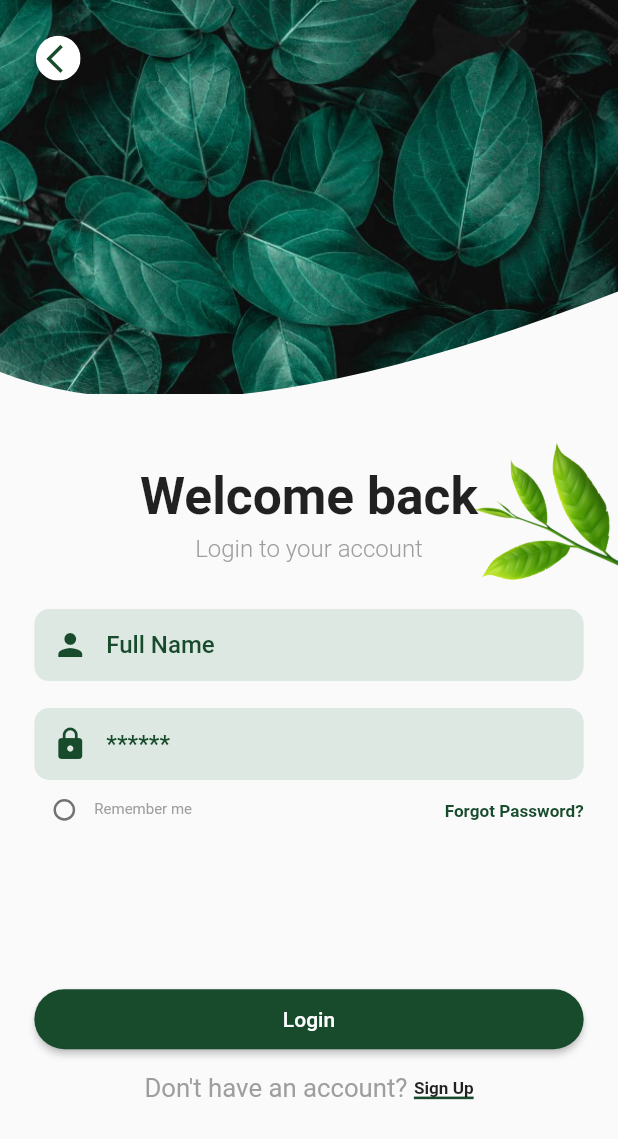
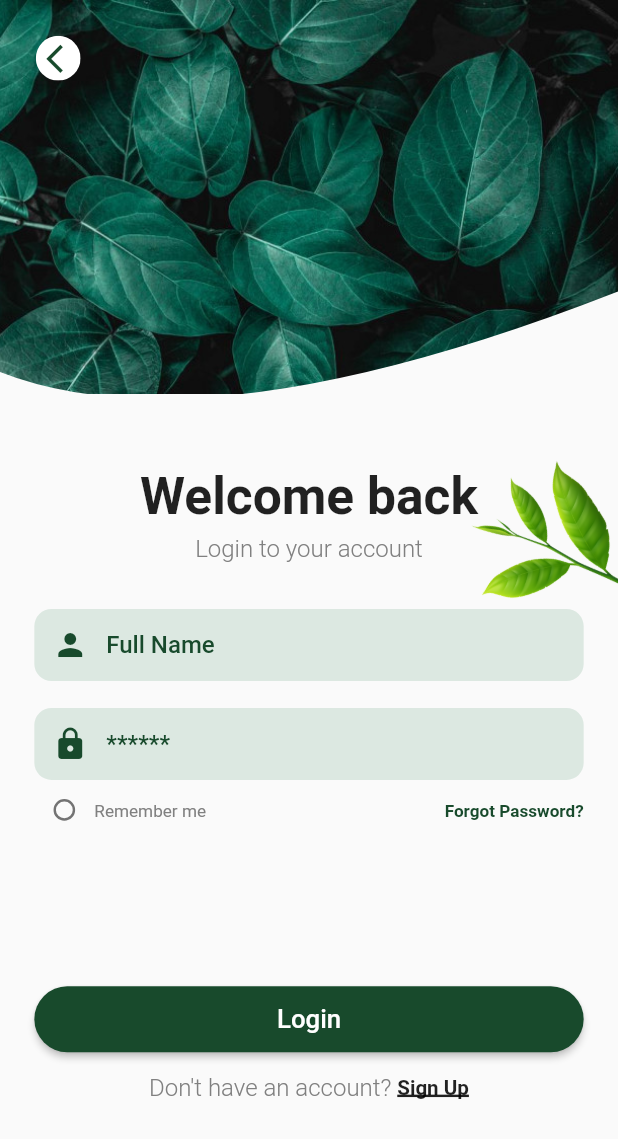
Before and after one commit to Zia9335/flutter-plant-app, a Flutter app: the screen it shows after launch, on a phone screen of 412 x 824 dp. Shown: the top 1139 px of the screen. Run offline on Flutter 3.47's test engine with Material 2 defaults, Android fonts, the phone set to English and light mode, and no system bars; our stand-ins replace flutter_screenutil; Roboto replaces fonts that are missing (Poppins).

Commit message:
code optimize & line comments add

```diff
--- /dev/null
+++ b/lib/core/constants/buttons_style.dart
@@ -0,0 +1,13 @@
+import 'package:flutter/material.dart';
+import 'package:flutter_screenutil/flutter_screenutil.dart';
+import 'package:w3/core/constants/colors_constants.dart';
+
+ButtonStyle kLogInScreenElevatedButtonStyle=ButtonStyle(
+  shape:
+  MaterialStateProperty.all<RoundedRectangleBorder>(
+    RoundedRectangleBorder(
+      borderRadius: BorderRadius.circular(30.0.r),
+    ),
+  ),
+  backgroundColor: MaterialStateProperty.all(kDarkGreen),
+);
--- a/lib/core/constants/colors_constants.dart
+++ b/lib/core/constants/colors_constants.dart
@@ -5,3 +5,4 @@ const Color kGreen = Color(0xFF76B536);
 const Color kLightGreenAccent = Color(0xFFEBFDF2);
 const Color kTextFieldFilledColor = Color.fromARGB(255, 220, 232, 225);
 const Color kBlack = Color(0xFF000000);
+const Color kGrey = Color(0xFF808080);
--- /dev/null
+++ b/lib/core/constants/text_style.dart
@@ -0,0 +1,34 @@
+import 'package:flutter/material.dart';
+import 'package:flutter_screenutil/flutter_screenutil.dart';
+import 'package:w3/core/constants/colors_constants.dart';
+TextStyle kH1TextStyleLogInScreen=  TextStyle(
+    fontFamily: 'Poppins',
+    fontSize: 30.0.sp,
+    fontWeight: FontWeight.bold);
+
+TextStyle kH2TextStyleLogInScreen=  TextStyle(
+  fontFamily: 'Poppins',
+  fontSize: 14.0.sp,
+  color: kGrey,
+  fontWeight: FontWeight.w300,);
+
+ TextStyle k4TextStyleLogInScreen=  TextStyle(
+  fontFamily: 'Poppins',
+  fontSize: 10.0.sp,
+  color: kGrey,
+ );
+
+TextStyle kLongInButtonTextStyle=TextStyle(fontFamily: "Poppins",
+fontSize: 15.sp);
+
+TextStyle kH3TextStyleLogInScreen=  TextStyle(
+  fontFamily: 'Poppins',
+  fontSize: 14.0.sp,
+  color: kGrey,
+);
+TextStyle kH3TextStyleSignUpTextInLogInScreen=TextStyle(
+decoration: TextDecoration.underline,
+decorationThickness: 2.h,
+fontSize: 12.sp,
+fontWeight: FontWeight.bold,
+);
--- a/lib/main.dart
+++ b/lib/main.dart
@@ -13,7 +13,7 @@ class MyApp extends StatelessWidget {
   @override
   Widget build(BuildContext context) {
     return ScreenUtilInit(
-      designSize: Size(360, 690),
+      designSize: const Size(360, 690),
       minTextAdapt: true,
       splitScreenMode: true,
       builder: (_) {
--- /dev/null
+++ b/lib/ui/custom_widgets/custom_widgets.dart
@@ -0,0 +1,68 @@
+import 'package:flutter/material.dart';
+import 'package:flutter_screenutil/flutter_screenutil.dart';
+import 'package:w3/core/constants/colors_constants.dart';
+//This the Clipper of logIn screen top big image
+class LoginScreenClipper extends CustomClipper<Path> {
+  @override
+  Path getClip(Size size) {
+    final path = Path();
+    path.lineTo(0, size.height.h - 55.h);
+
+    path.quadraticBezierTo(
+      size.width / 3,
+      size.height.h - 10.h,
+      size.width,
+      size.height.h - 100.h,
+    );
+    path.lineTo(size.width, 0);
+    path.close();
+    return path;
+  }
+
+  @override
+  bool shouldReclip(CustomClipper<Path> oldClipper) => false;
+}
+
+
+class CustomTextField extends StatelessWidget {
+  const CustomTextField(
+      {Key? key,
+        required this.iconData,
+        this.textInputType,
+        this.obscureText,
+        required this.hintText,
+        this.inputBorder})
+      : super(key: key);
+  final String hintText;
+  final bool? obscureText;
+  final TextInputType? textInputType;
+  final InputBorder? inputBorder;
+  final IconData iconData;
+  @override
+  Widget build(BuildContext context) {
+    return TextField(
+      keyboardType: textInputType ?? TextInputType.text,
+      obscureText: obscureText ?? false,
+      decoration: InputDecoration(
+        prefixIcon: Icon(iconData, color: kDarkGreen),
+        focusedBorder: OutlineInputBorder(
+          borderSide: BorderSide(color: kDarkGreen, width: 1.w),
+        ),
+        filled: true,
+        fillColor: kTextFieldFilledColor,
+        contentPadding: EdgeInsets.symmetric(vertical: 10.h, horizontal: 20.w),
+        hintText: hintText,
+        hintStyle: TextStyle(
+            fontFamily: "Poppins",
+            fontSize: 14.sp,
+            color: kDarkGreen,
+            fontWeight: FontWeight.w500),
+        border: inputBorder ??
+            OutlineInputBorder(
+              borderSide: BorderSide.none,
+              borderRadius: BorderRadius.circular(10.r),
+            ),
+      ),
+    );
+  }
+}
--- a/lib/ui/screens/login/login_screen.dart
+++ b/lib/ui/screens/login/login_screen.dart
@@ -1,7 +1,9 @@
 import 'package:flutter/material.dart';
 import 'package:flutter_screenutil/flutter_screenutil.dart';
 import 'package:w3/core/constants/colors_constants.dart';
-
+import 'package:w3/ui/custom_widgets/custom_widgets.dart';
+import 'package:w3/core/constants/text_style.dart';
+import 'package:w3/core/constants/buttons_style.dart';
 class LoginScreen extends StatefulWidget {
   LoginScreen({Key? key}) : super(key: key);
 
@@ -12,9 +14,13 @@ class LoginScreen extends StatefulWidget {
 class _LoginScreenState extends State<LoginScreen> {
   //final _formKey = GlobalKey<FormState>();
   bool? value = false;
+  double height=0;
+  double width=0;
 
   @override
   Widget build(BuildContext context) {
+    height =MediaQuery.of(context).size.height;
+    width =MediaQuery.of(context).size.width;
     return SafeArea(
       child: Scaffold(
         body: SingleChildScrollView(
@@ -23,6 +29,7 @@ class _LoginScreenState extends State<LoginScreen> {
               Stack(
                 clipBehavior: Clip.none,
                 children: [
+                  //top big picture
                   ClipPath(
                     child: Image(
                       height: 220.0.h,
@@ -31,8 +38,10 @@ class _LoginScreenState extends State<LoginScreen> {
                         'assets/images/green-plants-loginscreen.jpg',
                       ),
                     ),
-                    clipper: _LoginScreenClipper(),
+                    clipper: LoginScreenClipper(),
                   ),
+
+                  //top back arrow icon Button
                   Positioned(
                     top: 20.h,
                     left: 20.h,
@@ -51,8 +60,9 @@ class _LoginScreenState extends State<LoginScreen> {
                     ),
                   ),
 
+                  //small leaves picture
                   Positioned(
-                    top: 250.h,
+                    top: height <690 ?220.h: 260.h,
                     bottom: null,
                     right: -6.h,
                     child: RotationTransition(
@@ -63,55 +73,60 @@ class _LoginScreenState extends State<LoginScreen> {
                           image: const AssetImage('assets/images/leaf.png')),
                     ),
                   ),
-                  //
+
+                  //Welcome text + login to your account text
                   Positioned.fill(
-                    top: 260.h,
+                    top: height <690 ?220.h: 260.h,
                     bottom: null,
                     child: Column(
                       children: [
                         Text(
                           'Welcome back',
-                          style: TextStyle(
-                              fontFamily: 'Poppins',
-                              fontSize: 30.0.sp,
-                              fontWeight: FontWeight.bold),
-                        ),
+                          style:kH1TextStyleLogInScreen,),
                         SizedBox(
                           height: 5.0.h,
                         ),
                         Text(
                           'Login to your account',
-                          style: TextStyle(
-                              fontFamily: 'Poppins',
-                              fontSize: 14.0.sp,
-                              color: Colors.grey,
-                              fontWeight: FontWeight.w300),
+                          style: kH2TextStyleLogInScreen,
                         ),
                       ],
                     ),
                   ),
                 ],
               ),
+
+
+              //text fields, forgot password, LogIn Button, SignUp Detector
               Padding(
-                padding: EdgeInsets.fromLTRB(20.0.w, 120.0.h, 20.0.w, 10.0.h),
+                padding: EdgeInsets.fromLTRB(20.0.w, height < 690 ?80 : 120.0.h, 20.0.w, 10.0.h),
                 child: Column(
                   crossAxisAlignment: CrossAxisAlignment.stretch,
                   children: [
+
+                    //full name text field
                     const CustomTextField(
                       iconData: Icons.person,
                       hintText: 'Full Name',
                       obscureText: false,
                       textInputType: TextInputType.name,
                     ),
+
+                    //
                     SizedBox(
                       height: 15.0.h,
                     ),
+
+                    //Password text field
                     const CustomTextField(
                       iconData: Icons.lock,
                       hintText: '******',
                       obscureText: true,
                       textInputType: TextInputType.visiblePassword,
                     ),
+
+
+                    //checkbox & forgot Password detector
                     Row(
                       children: [
                         Transform.scale(
@@ -132,9 +147,9 @@ class _LoginScreenState extends State<LoginScreen> {
                             shape: const CircleBorder(),
                           ),
                         ),
-                        const Text(
+                         Text(
                           'Remember me',
-                          style: TextStyle(color: Colors.grey, fontSize: 10),
+                          style: k4TextStyleLogInScreen,
                         ),
                         const Spacer(),
                         GestureDetector(
@@ -149,58 +164,50 @@ class _LoginScreenState extends State<LoginScreen> {
                         ),
                       ],
                     ),
+
+
+                    //
                     SizedBox(
-                      height: 80.0.h,
+                     // height: 80.0.h,
+                      height: height <690 ?30.h: 80.h,
                     ),
+
+                    // Login Button
                     ElevatedButton(
                       onPressed: () {},
                       child: Padding(
                         padding: EdgeInsets.symmetric(
                           vertical: 10.0.h,
                         ),
-                        child: const Text(
+                        child: Text(
                           'Login',
-                          style: TextStyle(fontFamily: "Poppins"),
+                          style: kLongInButtonTextStyle,
                         ),
                       ),
-                      style: ButtonStyle(
-                        shape:
-                            MaterialStateProperty.all<RoundedRectangleBorder>(
-                          RoundedRectangleBorder(
-                            borderRadius: BorderRadius.circular(30.0.h),
-                          ),
-                        ),
-                        backgroundColor: MaterialStateProperty.all(kDarkGreen),
-                      ),
+                      style: kLogInScreenElevatedButtonStyle,
                     ),
+
+                    //
                     SizedBox(
                       height: 10.0.h,
                     ),
+
+                    //row of last text and SignUp
                     Row(
                       mainAxisAlignment: MainAxisAlignment.center,
                       children: [
+
                         Text(
                           'Don\'t have an account? ',
-                          style: TextStyle(
-                            color: Colors.grey,
-                            fontSize: 15.sp,
-                          ),
+                          style: kH2TextStyleLogInScreen,
                         ),
+
+                        //Sign Up detector
                         GestureDetector(
                           onTap: () {},
-                          child: Container(
-                            decoration: BoxDecoration(
-                              border: Border(
-                                  bottom: BorderSide(
-                                      color: kDarkGreen, width: 1.5.w)),
-                            ),
-                            child: Text(
-                              'Sign Up',
-                              style: TextStyle(
-                                fontSize: 10.sp,
-                                fontWeight: FontWeight.bold,
-                              ),
-                            ),
+                          child: Text(
+                            'Sign Up',
+                            style: kH3TextStyleSignUpTextInLogInScreen,
                           ),
                         )
                       ],
@@ -215,67 +222,3 @@ class _LoginScreenState extends State<LoginScreen> {
     );
   }
 }
-
-class _LoginScreenClipper extends CustomClipper<Path> {
-  @override
-  Path getClip(Size size) {
-    final path = Path();
-    path.lineTo(0, size.height.h - 55.h);
-
-    path.quadraticBezierTo(
-      size.width / 3,
-      size.height.h - 10.h,
-      size.width,
-      size.height.h - 100.h,
-    );
-    path.lineTo(size.width, 0);
-    path.close();
-    return path;
-  }
-
-  @override
-  bool shouldReclip(CustomClipper<Path> oldClipper) => false;
-}
-
-class CustomTextField extends StatelessWidget {
-  const CustomTextField(
-      {Key? key,
-      required this.iconData,
-      this.textInputType,
-      this.obscureText,
-      required this.hintText,
-      this.inputBorder})
-      : super(key: key);
-  final String hintText;
-  final bool? obscureText;
-  final TextInputType? textInputType;
-  final InputBorder? inputBorder;
-  final IconData iconData;
-  @override
-  Widget build(BuildContext context) {
-    return TextField(
-      keyboardType: textInputType ?? TextInputType.text,
-      obscureText: obscureText ?? false,
-      decoration: InputDecoration(
-        prefixIcon: Icon(iconData, color: kDarkGreen),
-        focusedBorder: OutlineInputBorder(
-          borderSide: BorderSide(color: kDarkGreen, width: 1.w),
-        ),
-        filled: true,
-        fillColor: kTextFieldFilledColor,
-        contentPadding: EdgeInsets.symmetric(vertical: 10.h, horizontal: 20.w),
-        hintText: hintText,
-        hintStyle: TextStyle(
-            fontFamily: "Poppins",
-            fontSize: 14.sp,
-            color: kDarkGreen,
-            fontWeight: FontWeight.w500),
-        border: inputBorder ??
-            OutlineInputBorder(
-              borderSide: BorderSide.none,
-              borderRadius: BorderRadius.circular(10),
-            ),
-      ),
-    );
-  }
-}
```
